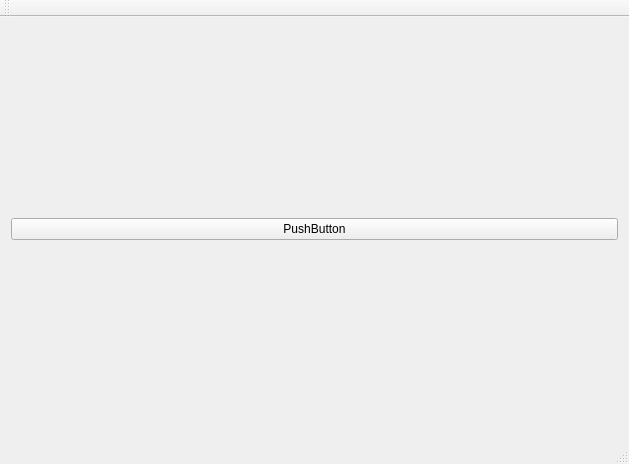
The window that gui/Viewer/forms/mainwindow.ui (Krozark/Salamandre) describes before a commit, drawn with Qt 5.
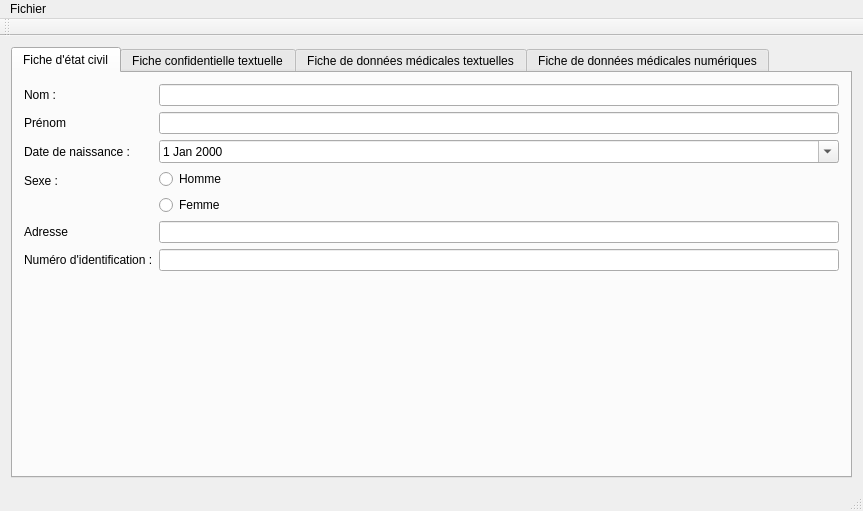
The same window after the commit. Icons and pictures are not drawn.

Commit message: maj viewer, adding civil state forms

```diff
--- a/gui/Viewer/forms/mainwindow.ui
+++ b/gui/Viewer/forms/mainwindow.ui
@@ -6,8 +6,8 @@
    <rect>
     <x>0</x>
     <y>0</y>
-    <width>629</width>
-    <height>464</height>
+    <width>863</width>
+    <height>511</height>
    </rect>
   </property>
   <property name="windowTitle">
@@ -16,10 +16,141 @@
   <widget class="QWidget" name="centralWidget">
    <layout class="QVBoxLayout" name="verticalLayout">
     <item>
-     <widget class="QPushButton" name="pushButton">
-      <property name="text">
-       <string>PushButton</string>
+     <widget class="QTabWidget" name="tabWidgetFiles">
+      <property name="styleSheet">
+       <string notr="true"/>
       </property>
+      <property name="tabPosition">
+       <enum>QTabWidget::North</enum>
+      </property>
+      <property name="tabShape">
+       <enum>QTabWidget::Rounded</enum>
+      </property>
+      <property name="currentIndex">
+       <number>0</number>
+      </property>
+      <property name="tabsClosable">
+       <bool>false</bool>
+      </property>
+      <property name="movable">
+       <bool>true</bool>
+      </property>
+      <widget class="QWidget" name="tabCivilState">
+       <attribute name="title">
+        <string>Fiche d'état civil</string>
+       </attribute>
+       <layout class="QVBoxLayout" name="verticalLayout_2">
+        <item>
+         <layout class="QFormLayout" name="formLayout">
+          <property name="fieldGrowthPolicy">
+           <enum>QFormLayout::AllNonFixedFieldsGrow</enum>
+          </property>
+          <item row="0" column="0">
+           <widget class="QLabel" name="label_patientLastName">
+            <property name="text">
+             <string>Nom :</string>
+            </property>
+           </widget>
+          </item>
+          <item row="0" column="1">
+           <widget class="QLineEdit" name="lineEdit_patientLastName"/>
+          </item>
+          <item row="1" column="0">
+           <widget class="QLabel" name="label_patientFirstName">
+            <property name="text">
+             <string>Prénom</string>
+            </property>
+           </widget>
+          </item>
+          <item row="1" column="1">
+           <widget class="QLineEdit" name="lineEdit_patientFirstName"/>
+          </item>
+          <item row="2" column="0">
+           <widget class="QLabel" name="label_patientBirthDate">
+            <property name="text">
+             <string>Date de naissance :</string>
+            </property>
+           </widget>
+          </item>
+          <item row="2" column="1">
+           <widget class="QDateEdit" name="dateEdit_patientBirthDate">
+            <property name="calendarPopup">
+             <bool>true</bool>
+            </property>
+           </widget>
+          </item>
+          <item row="3" column="0">
+           <widget class="QLabel" name="label_patientSex">
+            <property name="text">
+             <string>Sexe :</string>
+            </property>
+           </widget>
+          </item>
+          <item row="4" column="0">
+           <widget class="QLabel" name="label_patientAdress">
+            <property name="text">
+             <string>Adresse</string>
+            </property>
+           </widget>
+          </item>
+          <item row="4" column="1">
+           <widget class="QLineEdit" name="lineEdit_patientAdress"/>
+          </item>
+          <item row="5" column="0">
+           <widget class="QLabel" name="label_patientIdNumber">
+            <property name="text">
+             <string>Numéro d'identification :</string>
+            </property>
+           </widget>
+          </item>
+          <item row="5" column="1">
+           <widget class="QLineEdit" name="lineEdit_patientIdNumber"/>
+          </item>
+          <item row="3" column="1">
+           <layout class="QVBoxLayout" name="verticalLayout_3">
+            <item>
+             <widget class="QRadioButton" name="radioButton_patientSexMale">
+              <property name="text">
+               <string>Homme</string>
+              </property>
+              <property name="icon">
+               <iconset resource="../Viewer.qrc">
+                <normaloff>:/icons/sexe/male.png</normaloff>:/icons/sexe/male.png</iconset>
+              </property>
+             </widget>
+            </item>
+            <item>
+             <widget class="QRadioButton" name="radioButton_patientSexFemale">
+              <property name="text">
+               <string>Femme</string>
+              </property>
+              <property name="icon">
+               <iconset resource="../Viewer.qrc">
+                <normaloff>:/icons/sexe/female.png</normaloff>:/icons/sexe/female.png</iconset>
+              </property>
+             </widget>
+            </item>
+           </layout>
+          </item>
+         </layout>
+        </item>
+       </layout>
+      </widget>
+      <widget class="QWidget" name="tabConfidential">
+       <attribute name="title">
+        <string>Fiche confidentielle textuelle</string>
+       </attribute>
+      </widget>
+      <widget class="QWidget" name="tabMedicalDatas">
+       <attribute name="title">
+        <string>Fiche de données médicales textuelles</string>
+       </attribute>
+      </widget>
+      <widget class="QWidget" name="tabMedicalNumericalDatas">
+       <attribute name="title">
+        <string>Fiche de données médicales numériques</string>
+       </attribute>
+      </widget>
      </widget>
     </item>
    </layout>
@@ -29,10 +160,16 @@
     <rect>
      <x>0</x>
      <y>0</y>
-     <width>629</width>
+     <width>863</width>
      <height>20</height>
     </rect>
    </property>
+   <widget class="QMenu" name="menuFichier">
+    <property name="title">
+     <string>Fichier</string>
+    </property>
+   </widget>
+   <addaction name="menuFichier"/>
   </widget>
   <widget class="QToolBar" name="mainToolBar">
    <attribute name="toolBarArea">
```
Left out of the diff: 4 changed lines with no effect on the pictures. The commit also changes 4 other files.
